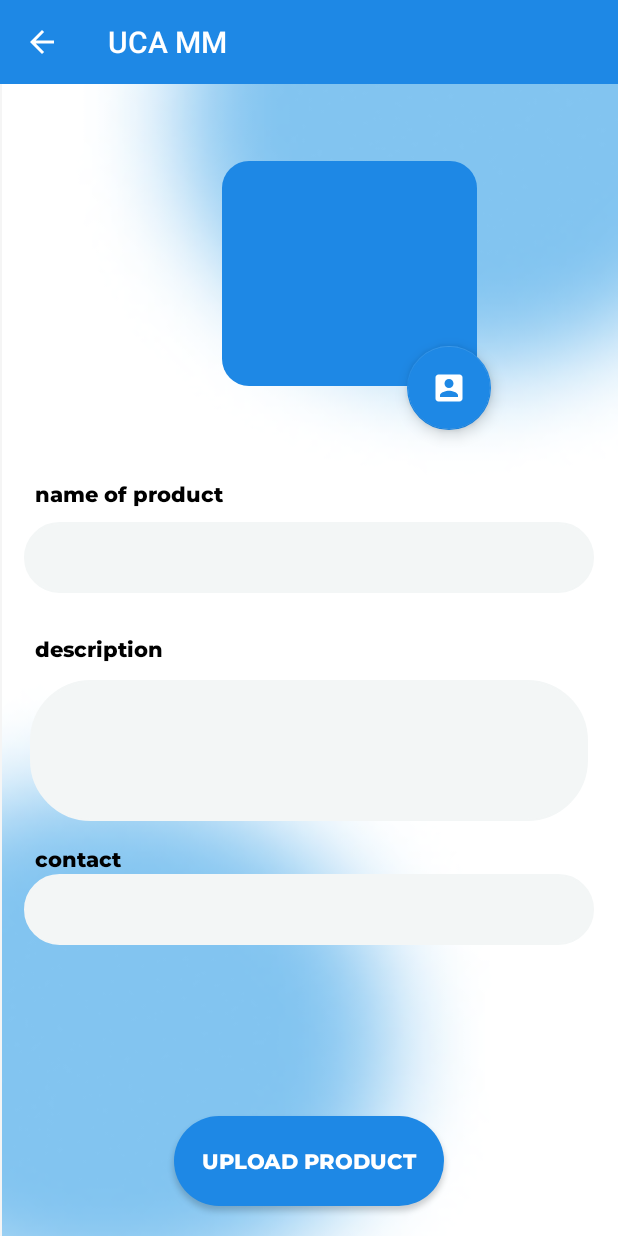
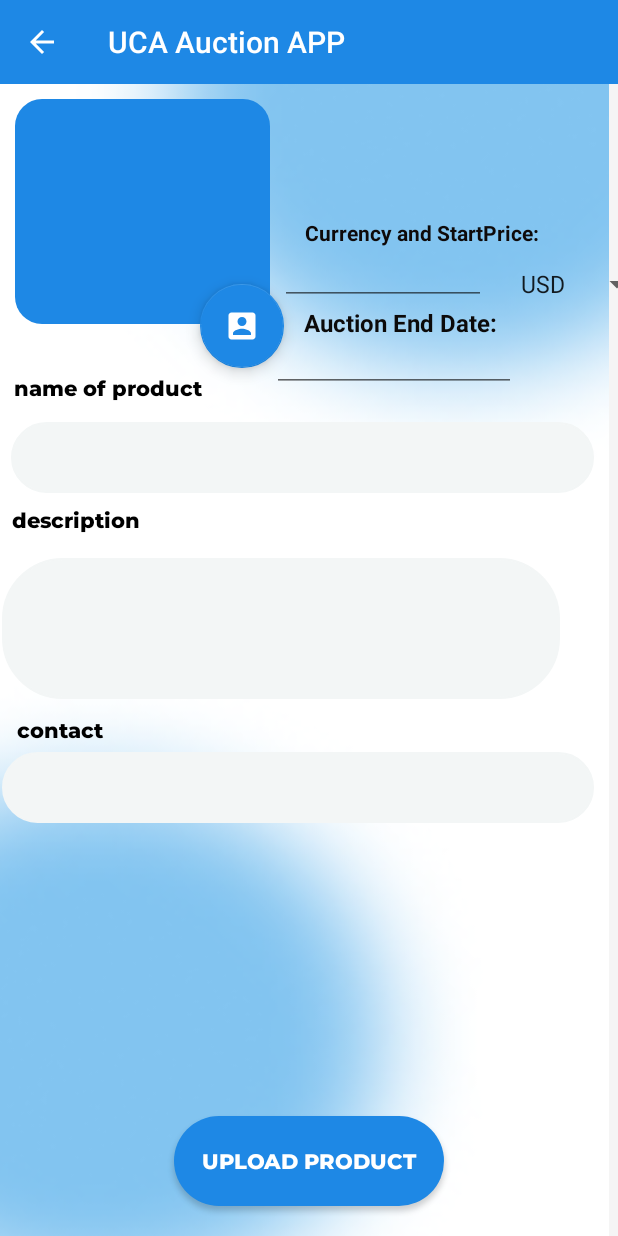
Before and after one commit to Amrumiya/Experiment, an Android app: the ProductActivity screen opened directly, with no data from a screen before it, on a phone screen of 412 x 824 dp. Run offline under Robolectric (Android 15) with nearby library versions, the phone set to English and light mode, and no system bars; our stand-ins replace Firebase (no records; nobody signed in at launch, a user with empty details on screens opened directly), Picasso; pictures from the network do not load.

Commit message:
Commit changes !!!

```diff
--- a/app/build.gradle
+++ b/app/build.gradle
@@ -33,7 +33,8 @@ android {
 }
 
 dependencies {
-
+        //first one was just added
+    implementation 'com.google.firebase:firebase-auth:20.0.0'
     implementation 'androidx.appcompat:appcompat:1.5.1'
     implementation 'com.google.android.material:material:1.7.0'
     implementation 'androidx.constraintlayout:constraintlayout:2.1.4'
--- a/app/src/main/AndroidManifest.xml
+++ b/app/src/main/AndroidManifest.xml
@@ -120,7 +120,8 @@
         </activity>
         <activity
             android:name=".WishDetailActivity"
-            android:exported="false">
+            android:exported="false"
+            tools:ignore="DuplicateActivity">
             <meta-data
                 android:name="android.app.lib_name"
                 android:value="" />
--- a/app/src/main/java/com/example/auth1/AddWishActivity.java
+++ b/app/src/main/java/com/example/auth1/AddWishActivity.java
@@ -14,6 +14,8 @@ import androidx.appcompat.widget.Toolbar;
 import com.google.firebase.auth.FirebaseAuth;
 import com.google.firebase.database.DatabaseReference;
 import com.google.firebase.database.FirebaseDatabase;
+
+import java.util.Objects;
 
 public class AddWishActivity extends AppCompatActivity {
 
@@ -38,7 +40,7 @@ public class AddWishActivity extends AppCompatActivity {
         editTextContactInfo = findViewById(R.id.edit_text_contact_info);
 
         // Assuming that you are using Firebase Authentication
-        currentUserId = FirebaseAuth.getInstance().getCurrentUser().getUid();
+        currentUserId = Objects.requireNonNull(FirebaseAuth.getInstance().getCurrentUser()).getUid();
 
         mDatabase = FirebaseDatabase.getInstance().getReference("wishes");
     }
--- a/app/src/main/java/com/example/auth1/MainActivity.java
+++ b/app/src/main/java/com/example/auth1/MainActivity.java
@@ -97,11 +97,13 @@ public class MainActivity extends AppCompatActivity implements NavigationView.On
     public void onClickBuy(View view) {
         Intent intent = new Intent(this, BuyActivity.class);
         startActivity(intent);
+        System.out.println("Select currency !!!");
     }
 
     public void onClickWishList(View view) {
         Intent intent = new Intent(this, WishListActivity.class);
         startActivity(intent);
+
     }
 
 
--- a/app/src/main/java/com/example/auth1/Product.java
+++ b/app/src/main/java/com/example/auth1/Product.java
@@ -21,6 +21,10 @@ public class Product extends Offer implements Serializable {
         this.imageUrl = imageUrl;
         this.userId = userId;
     }
+
+    public Product(String productId, String productName, String productDescription, String contactInfo, String imageUrl, String uid, String selectedCurrency) {
+    }
+
 
     @Override
     public String getName() {
--- a/app/src/main/java/com/example/auth1/ProductActivity.java
+++ b/app/src/main/java/com/example/auth1/ProductActivity.java
@@ -7,9 +7,11 @@ import android.os.Bundle;
 import android.view.MenuItem;
 import android.view.View;
 import android.webkit.MimeTypeMap;
+import android.widget.ArrayAdapter;
 import android.widget.Button;
 import android.widget.EditText;
 import android.widget.ImageView;
+import android.widget.Spinner;
 import android.widget.Toast;
 
 import androidx.annotation.NonNull;
@@ -28,7 +30,6 @@ import com.google.firebase.storage.FirebaseStorage;
 import com.google.firebase.storage.StorageReference;
 import com.google.firebase.storage.UploadTask;
 import com.squareup.picasso.Picasso;
-
 public class ProductActivity extends AppCompatActivity {
 
     private static final int PICK_IMAGE_REQUEST = 1;
@@ -38,6 +39,7 @@ public class ProductActivity extends AppCompatActivity {
     private EditText mContactInfo;
     private ImageView mProductImage;
     private Button mUploadButton;
+    private Spinner mCurrencySpinner; // Added Spinner for currency selection
 
     private Uri mImageUri;
 
@@ -68,6 +70,13 @@ public class ProductActivity extends AppCompatActivity {
         mContactInfo = findViewById(R.id.contact_info);
         mProductImage = findViewById(R.id.product_image);
         mUploadButton = findViewById(R.id.upload_button);
+        mCurrencySpinner = findViewById(R.id.currencySpinner); // Initialize the currency spinner
+
+        // Populate the currency spinner with options
+        String[] currencyOptions = { "USD", "KGS", "EUR", "JPY", "GBP", "CAD" };
+        ArrayAdapter<String> adapter = new ArrayAdapter<>(this, android.R.layout.simple_spinner_item, currencyOptions);
+        adapter.setDropDownViewResource(android.R.layout.simple_spinner_dropdown_item);
+        mCurrencySpinner.setAdapter(adapter);
 
         mProductImage.setOnClickListener(new View.OnClickListener() {
             @Override
@@ -129,9 +138,10 @@ public class ProductActivity extends AppCompatActivity {
                                     String productDescription = mProductDescription.getText().toString().trim();
                                     String contactInfo = mContactInfo.getText().toString().trim();
                                     String imageUrl = uri.toString();
+                                    String selectedCurrency = mCurrencySpinner.getSelectedItem().toString(); // Retrieve the selected currency
 
                                     String productId = mDatabaseRef.push().getKey();
-                                    Product product = new Product(productId, productName, productDescription, contactInfo, imageUrl, mAuth.getCurrentUser().getUid());
+                                    Product product = new Product(productId, productName, productDescription, contactInfo, imageUrl, mAuth.getCurrentUser().getUid(), selectedCurrency); // Pass the selected currency to the Product constructor
                                     mDatabaseRef.child(productId).setValue(product)
                                             .addOnCompleteListener(new OnCompleteListener<Void>() {
                                                 @Override
--- a/app/src/main/java/com/example/auth1/WishDetailActivity.java
+++ b/app/src/main/java/com/example/auth1/WishDetailActivity.java
@@ -1,5 +1,6 @@
 package com.example.auth1;
 
+import android.annotation.SuppressLint;
 import android.content.ActivityNotFoundException;
 import android.content.Intent;
 import android.net.Uri;
@@ -17,6 +18,7 @@ import androidx.appcompat.widget.Toolbar;
 import com.google.android.gms.tasks.OnCompleteListener;
 import com.google.android.gms.tasks.Task;
 import com.google.firebase.auth.FirebaseAuth;
+import com.google.firebase.auth.FirebaseUser;
 import com.google.firebase.database.DataSnapshot;
 import com.google.firebase.database.DatabaseError;
 import com.google.firebase.database.DatabaseReference;
@@ -36,6 +38,7 @@ public class WishDetailActivity extends AppCompatActivity {
     private String currentUserId; // Logged in user's ID
 
 
+    @SuppressLint("SuspiciousIndentation")
     @Override
     protected void onCreate(Bundle savedInstanceState) {
         super.onCreate(savedInstanceState);
@@ -78,7 +81,9 @@ public class WishDetailActivity extends AppCompatActivity {
             }
         });
 
+        //TODO
         // Assuming that you are using Firebase Authentication
+
         currentUserId = FirebaseAuth.getInstance().getCurrentUser().getUid();
 
         fetchWishDetails();
--- a/app/src/main/res/layout/activity_product.xml
+++ b/app/src/main/res/layout/activity_product.xml
@@ -1,6 +1,7 @@
 <?xml version="1.0" encoding="utf-8"?>
 <RelativeLayout xmlns:android="http://schemas.android.com/apk/res/android"
     xmlns:app="http://schemas.android.com/apk/res-auto"
+    xmlns:tools="http://schemas.android.com/tools"
     android:layout_width="match_parent"
     android:layout_height="match_parent"
     android:background="#F5F5F5">
@@ -12,9 +13,12 @@
         android:layout_alignParentStart="true"
         android:layout_alignParentTop="true"
         android:layout_alignParentEnd="true"
-        android:layout_marginStart="1dp"
-        android:layout_marginTop="2dp"
-        android:layout_marginEnd="0dp"
+        android:layout_alignParentBottom="true"
+        android:layout_centerHorizontal="true"
+        android:layout_marginStart="-3dp"
+        android:layout_marginTop="-1dp"
+        android:layout_marginEnd="6dp"
+        android:layout_marginBottom="0dp"
         android:scaleType="centerCrop"
         android:src="@drawable/back"
         app:layout_constraintBottom_toBottomOf="parent"
@@ -26,6 +30,10 @@
         android:id="@+id/toolbar"
         android:layout_width="match_parent"
         android:layout_height="?attr/actionBarSize"
+        android:layout_alignParentStart="true"
+        android:layout_alignParentTop="true"
+        android:layout_marginStart="0dp"
+        android:layout_marginTop="0dp"
         android:background="#1E88E5"
         app:popupTheme="@style/ThemeOverlay.AppCompat.Light"
         app:theme="@style/ThemeOverlay.AppCompat.Dark.ActionBar" />
@@ -34,11 +42,12 @@
         android:id="@+id/product_name"
         android:layout_width="match_parent"
         android:layout_height="wrap_content"
+        android:layout_alignParentStart="true"
+
         android:layout_alignParentTop="true"
-
         android:layout_centerInParent="true"
-        android:layout_marginStart="16dp"
-        android:layout_marginTop="348dp"
+        android:layout_marginStart="7dp"
+        android:layout_marginTop="281dp"
         android:layout_marginEnd="16dp"
         android:layout_marginBottom="16dp"
         android:background="@drawable/rounded_edittext"
@@ -51,14 +60,15 @@
         android:layout_width="372dp"
         android:layout_height="94dp"
         android:layout_below="@id/product_name"
+        android:layout_alignParentStart="true"
         android:layout_centerHorizontal="true"
-        android:layout_marginStart="16dp"
-        android:fontFamily="@font/montserratextrabold"
+        android:layout_marginStart="1dp"
 
-        android:layout_marginTop="42dp"
+        android:layout_marginTop="27dp"
         android:layout_marginEnd="16dp"
         android:background="@drawable/rounded_edittext"
         android:backgroundTint="#F3F6F6"
+        android:fontFamily="@font/montserratextrabold"
         android:padding="12dp" />
 
     <EditText
@@ -66,8 +76,9 @@
         android:layout_width="match_parent"
         android:layout_height="wrap_content"
         android:layout_below="@id/product_description"
+        android:layout_alignParentStart="true"
         android:layout_centerHorizontal="true"
-        android:layout_marginStart="16dp"
+        android:layout_marginStart="1dp"
         android:layout_marginTop="35dp"
         android:layout_marginEnd="16dp"
         android:background="@drawable/rounded_edittext"
@@ -82,8 +93,8 @@
         android:layout_alignParentTop="true"
         android:layout_alignParentEnd="true"
         android:layout_centerHorizontal="true"
-        android:layout_marginTop="107dp"
-        android:layout_marginEnd="94dp"
+        android:layout_marginTop="66dp"
+        android:layout_marginEnd="232dp"
         android:background="@drawable/rounded_image_background"
         android:contentDescription="Product Image"
         android:scaleType="centerCrop" />
@@ -123,8 +134,22 @@
         android:layout_height="wrap_content"
         android:layout_alignParentStart="true"
         android:layout_alignParentTop="true"
-        android:layout_marginStart="23dp"
-        android:layout_marginTop="320dp"
+        android:layout_marginStart="9dp"
+        android:layout_marginTop="249dp"
+        android:fontFamily="@font/montserratextrabold"
+        android:text="name of product"
+        android:textColor="#000000" />
+
+    <TextView
+        android:id="@+id/textView7"
+        android:layout_width="wrap_content"
+        android:layout_height="wrap_content"
+        android:layout_alignParentStart="true"
+        android:layout_alignParentTop="true"
+        android:layout_alignParentBottom="true"
+        android:layout_marginStart="9dp"
+        android:layout_marginTop="249dp"
+        android:layout_marginBottom="657dp"
         android:fontFamily="@font/montserratextrabold"
         android:text="name of product"
         android:textColor="#000000" />
@@ -135,8 +160,8 @@
         android:layout_height="wrap_content"
         android:layout_alignParentStart="true"
         android:layout_alignParentTop="true"
-        android:layout_marginStart="23dp"
-        android:layout_marginTop="423dp"
+        android:layout_marginStart="8dp"
+        android:layout_marginTop="337dp"
         android:fontFamily="@font/montserratextrabold"
         android:text="description"
         android:textColor="#000000" />
@@ -147,9 +172,105 @@
         android:layout_height="wrap_content"
         android:layout_alignParentStart="true"
         android:layout_alignParentTop="true"
-        android:layout_marginStart="23dp"
-        android:layout_marginTop="563dp"
+        android:layout_marginStart="11dp"
+        android:layout_marginTop="477dp"
         android:fontFamily="@font/montserratextrabold"
         android:text="contact"
         android:textColor="#000000" />
+
+    <EditText
+        android:id="@+id/editTextDate"
+        android:layout_width="162dp"
+        android:layout_height="wrap_content"
+        android:layout_alignParentStart="true"
+        android:layout_alignParentTop="true"
+        android:layout_alignParentEnd="true"
+        android:layout_marginStart="181dp"
+        android:layout_marginTop="216dp"
+        android:layout_marginEnd="68dp"
+        android:ems="10"
+        android:inputType="date"
+        android:visibility="visible" />
+
+    <TextView
+        android:id="@+id/textView6"
+        android:layout_width="167dp"
+        android:layout_height="wrap_content"
+        android:layout_alignParentStart="true"
+        android:layout_alignParentTop="true"
+        android:layout_alignParentEnd="true"
+        android:layout_marginStart="163dp"
+        android:layout_marginTop="204dp"
+        android:layout_marginEnd="81dp"
+        android:text="Auction End Date:"
+        android:textAlignment="textEnd"
+        android:textColor="#0C0A0A"
+        android:textColorHighlight="#452525"
+        android:textColorHint="#0C0B0B"
+        android:textColorLink="#4A3737"
+        android:textSize="16sp"
+        android:textStyle="bold"
+        android:visibility="visible"
+        tools:visibility="visible" />
+
+    <Spinner
+        android:id="@+id/currencySpinner"
+        android:layout_width="wrap_content"
+        android:layout_height="wrap_content"
+        android:layout_alignParentTop="true"
+        android:layout_alignParentEnd="true"
+        android:layout_marginTop="177dp"
+        android:layout_marginEnd="-23dp" />
+
+    <LinearLayout
+        android:layout_width="match_parent"
+        android:layout_height="wrap_content"
+        android:orientation="vertical"/>
+
+
+    <com.google.android.material.textfield.TextInputLayout
+        android:layout_width="match_parent"
+        android:layout_height="wrap_content"
+        android:layout_alignParentTop="true"
+        android:layout_alignParentEnd="true"
+        android:layout_marginTop="181dp"
+        android:layout_marginEnd="194dp">
+
+    </com.google.android.material.textfield.TextInputLayout>
+
+    <com.google.android.material.textfield.TextInputEditText
+        android:layout_width="67dp"
+        android:layout_height="wrap_content"
+        android:layout_alignParentTop="true"
+        android:layout_alignParentEnd="true"
+        android:layout_alignParentBottom="true"
+        android:layout_marginTop="161dp"
+        android:layout_marginEnd="22dp"
+        android:layout_marginBottom="740dp"
+        android:visibility="visible" />
+
+    <TextView
+        android:id="@+id/textView8"
+        android:layout_width="wrap_content"
+        android:layout_height="31dp"
+        android:layout_alignParentTop="true"
+        android:layout_alignParentEnd="true"
+        android:layout_marginTop="145dp"
+        android:layout_marginEnd="52dp"
+        android:text="Currency and StartPrice:"
+        android:textColor="#0E0A0A"
+        android:textStyle="bold" />
+
+    <EditText
+        android:id="@+id/editTextNumberDecimal"
+        android:layout_width="137dp"
+        android:layout_height="wrap_content"
+        android:layout_alignParentTop="true"
+        android:layout_alignParentEnd="true"
+        android:layout_marginTop="158dp"
+        android:layout_marginEnd="88dp"
+        android:ems="10"
+        android:inputType="numberDecimal" />
+
+
 </RelativeLayout>
--- a/app/src/main/res/values/strings.xml
+++ b/app/src/main/res/values/strings.xml
@@ -1,5 +1,5 @@
 <resources>
-    <string name="app_name">UCA MM</string>
+    <string name="app_name">UCA Auction APP</string>
     <string name="title_activity_sell">SellActivity</string>
     <!-- Strings used for fragments for navigation -->
     <string name="first_fragment_label">First Fragment</string>
```
Also changed, not shown: 2 other files.
